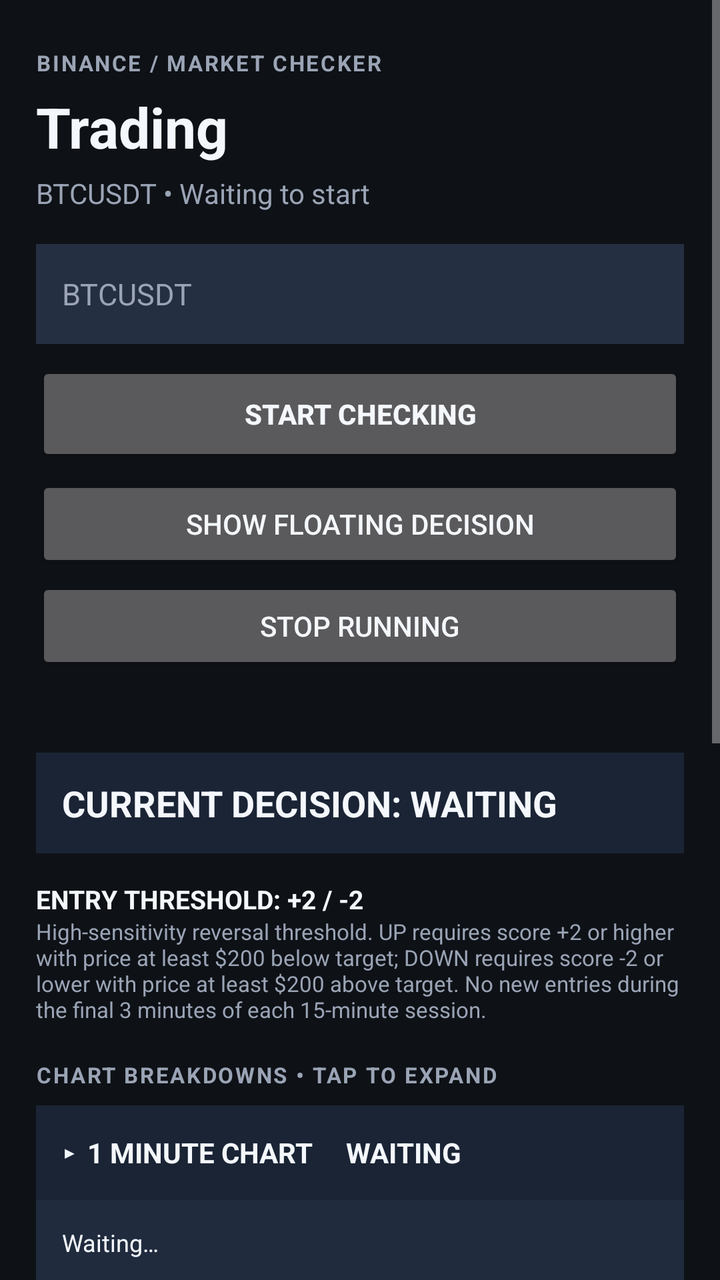
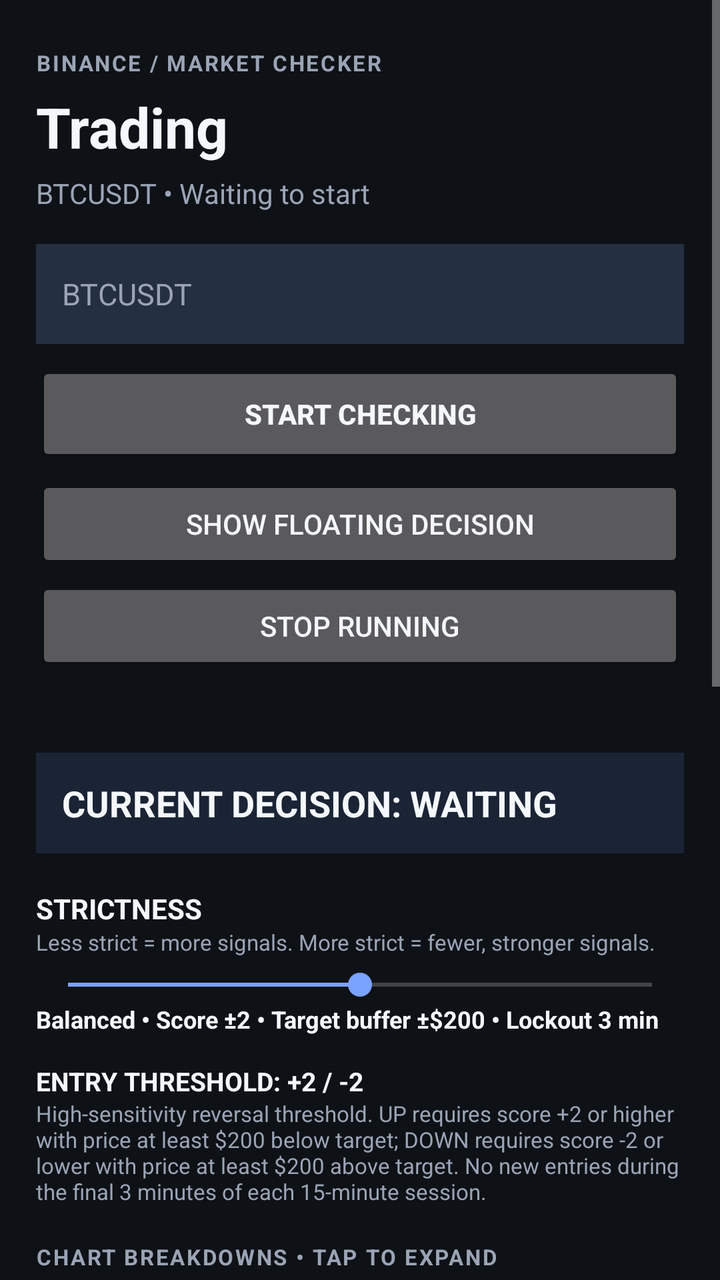

An Android layout rendered at two revisions. The XML below is the earlier revision; the diff shows what the commit changed to produce the second picture.
<!-- AndroidManifest.xml: application theme Theme.DecisionOverlay -->
<!-- res/layout/activity_main.xml -->
<?xml version="1.0" encoding="utf-8"?>
<ScrollView xmlns:android="http://schemas.android.com/apk/res/android" android:layout_width="match_parent" android:layout_height="match_parent" android:background="@color/bg" android:fillViewport="true" android:fitsSystemWindows="true" android:clipToPadding="false">
 <LinearLayout android:layout_width="match_parent" android:layout_height="wrap_content" android:orientation="vertical" android:paddingStart="18dp" android:paddingEnd="18dp" android:paddingTop="24dp" android:paddingBottom="44dp" android:fitsSystemWindows="true">
  <TextView android:layout_width="wrap_content" android:layout_height="wrap_content" android:text="BINANCE / MARKET CHECKER" android:textColor="@color/muted" android:textSize="11sp" android:textStyle="bold" android:letterSpacing="0.08"/>
  <TextView android:layout_width="match_parent" android:layout_height="wrap_content" android:layout_marginTop="6dp" android:text="@string/app_name" android:textColor="@color/text" android:textSize="28sp" android:textStyle="bold"/>
  <TextView android:id="@+id/symbolHeading" android:layout_width="match_parent" android:layout_height="wrap_content" android:layout_marginTop="5dp" android:text="BTCUSDT • Waiting to start" android:textColor="@color/muted" android:textSize="14sp"/>
  <EditText android:id="@+id/symbolInput" android:layout_width="match_parent" android:layout_height="50dp" android:layout_marginTop="16dp" android:background="#252F42" android:hint="BTCUSDT" android:importantForAutofill="no" android:inputType="textCapCharacters" android:paddingStart="13dp" android:paddingEnd="13dp" android:singleLine="true" android:textColor="@color/text" android:textColorHint="@color/muted" android:textSize="15sp"/>
  <Button android:id="@+id/startCheckButton" android:layout_width="match_parent" android:layout_height="52dp" android:layout_marginTop="9dp" android:text="START CHECKING" android:textStyle="bold"/>
  <Button android:id="@+id/startButton" android:layout_width="match_parent" android:layout_height="wrap_content" android:layout_marginTop="5dp" android:text="SHOW FLOATING DECISION"/>
  <Button android:id="@+id/stopButton" android:layout_width="match_parent" android:layout_height="wrap_content" android:layout_marginTop="3dp" android:text="STOP RUNNING"/>
  <TextView android:id="@+id/statusText" android:layout_width="match_parent" android:layout_height="wrap_content" android:layout_marginTop="8dp" android:textColor="@color/muted" android:textSize="12sp"/>
  <TextView android:id="@+id/overallStatus" android:layout_width="match_parent" android:layout_height="wrap_content" android:layout_marginTop="15dp" android:padding="13dp" android:background="#1A2435" android:text="CURRENT DECISION: WAITING" android:textColor="@color/text" android:textSize="18sp" android:textStyle="bold"/>
  <TextView android:id="@+id/thresholdLabel" android:layout_width="match_parent" android:layout_height="wrap_content" android:layout_marginTop="14dp" android:text="ENTRY THRESHOLD: +2 / -2" android:textColor="@color/text" android:textSize="13sp" android:textStyle="bold"/>
  <TextView android:layout_width="match_parent" android:layout_height="wrap_content" android:text="High-sensitivity reversal threshold. UP requires score +2 or higher with price at least $200 below target; DOWN requires score -2 or lower with price at least $200 above target. No new entries during the final 3 minutes of each 15-minute session." android:textColor="@color/muted" android:textSize="11sp"/>
  <TextView android:layout_width="match_parent" android:layout_height="wrap_content" android:layout_marginTop="18dp" android:text="CHART BREAKDOWNS • TAP TO EXPAND" android:textColor="@color/muted" android:textSize="11sp" android:textStyle="bold" android:letterSpacing="0.08"/>
  <TextView android:id="@+id/chart1mHeader" android:layout_width="match_parent" android:layout_height="wrap_content" android:layout_marginTop="8dp" android:padding="14dp" android:background="#1A2435" android:text="▸  1 MINUTE CHART     WAITING" android:textColor="@color/text" android:textSize="14sp" android:textStyle="bold"/>\n  <TextView android:id="@+id/chart1mBody" android:layout_width="match_parent" android:layout_height="wrap_content" android:padding="13dp" android:background="#202B3E" android:text="Waiting…" android:textColor="@color/text" android:textSize="12sp" android:lineSpacingExtra="3dp"/>\n  <TextView android:id="@+id/chart5Header" android:layout_width="match_parent" android:layout_height="wrap_content" android:layout_marginTop="8dp" android:padding="14dp" android:background="#1A2435" android:text="▸  5 MINUTE CHART     WAITING" android:textColor="@color/text" android:textSize="14sp" android:textStyle="bold"/>
  <TextView android:id="@+id/chart5Body" android:layout_width="match_parent" android:layout_height="wrap_content" android:padding="13dp" android:background="#202B3E" android:text="Waiting…" android:textColor="@color/text" android:textSize="12sp" android:lineSpacingExtra="3dp"/>
  <TextView android:id="@+id/chart15Header" android:layout_width="match_parent" android:layout_height="wrap_content" android:layout_marginTop="8dp" android:padding="14dp" android:background="#1A2435" android:text="▸  15 MINUTE CHART     WAITING" android:textColor="@color/text" android:textSize="14sp" android:textStyle="bold"/>
  <TextView android:id="@+id/chart15Body" android:layout_width="match_parent" android:layout_height="wrap_content" android:padding="13dp" android:background="#202B3E" android:text="Waiting…" android:textColor="@color/text" android:textSize="12sp" android:lineSpacingExtra="3dp"/>
  <Button android:id="@+id/refreshButton" android:layout_width="match_parent" android:layout_height="wrap_content" android:layout_marginTop="10dp" android:text="REFRESH ALL CHARTS"/>
  <TextView android:layout_width="match_parent" android:layout_height="wrap_content" android:layout_marginTop="18dp" android:text="PROBLEMS / BLOCKERS" android:textColor="@color/muted" android:textSize="11sp" android:textStyle="bold"/>
  <TextView android:id="@+id/problemsText" android:layout_width="match_parent" android:layout_height="wrap_content" android:layout_marginTop="7dp" android:padding="13dp" android:background="#1A2435" android:text="Press START CHECKING to begin." android:textColor="@color/text" android:textSize="12sp" android:lineSpacingExtra="3dp"/>
  <TextView android:layout_width="match_parent" android:layout_height="wrap_content" android:layout_marginTop="18dp" android:text="CONNECTION / ERROR LOG" android:textColor="@color/muted" android:textSize="11sp" android:textStyle="bold"/>
  <TextView android:id="@+id/logText" android:layout_width="match_parent" android:layout_height="wrap_content" android:layout_marginTop="7dp" android:padding="13dp" android:background="#1A2435" android:text="No checks have run yet." android:textColor="@color/text" android:textSize="11sp" android:lineSpacingExtra="3dp" android:textIsSelectable="true"/>
 </LinearLayout>
</ScrollView>
<!-- resources referenced by this layout -->
<resources>
  <color name="bg">#0E1116</color>
  <color name="muted">#9AA4B5</color>
  <color name="text">#F4F7FB</color>
  <string name="app_name">Trading</string>
  <style name="Theme.DecisionOverlay" parent="Theme.AppCompat.NoActionBar">
          <item name="android:statusBarColor">@color/bg</item>
          <item name="android:navigationBarColor">@color/bg</item>
          <item name="android:windowBackground">@color/bg</item>
          <item name="colorAccent">#7AA2FF</item>
          <item name="android:textColor">@color/text</item>
      </style>
</resources>

<!-- the commit's change to res/layout/activity_main.xml (unified diff, before → after) -->
@@ -10,6 +10,10 @@
   <Button android:id="@+id/stopButton" android:layout_width="match_parent" android:layout_height="wrap_content" android:layout_marginTop="3dp" android:text="STOP RUNNING"/>
   <TextView android:id="@+id/statusText" android:layout_width="match_parent" android:layout_height="wrap_content" android:layout_marginTop="8dp" android:textColor="@color/muted" android:textSize="12sp"/>
   <TextView android:id="@+id/overallStatus" android:layout_width="match_parent" android:layout_height="wrap_content" android:layout_marginTop="15dp" android:padding="13dp" android:background="#1A2435" android:text="CURRENT DECISION: WAITING" android:textColor="@color/text" android:textSize="18sp" android:textStyle="bold"/>
+  <TextView android:layout_width="match_parent" android:layout_height="wrap_content" android:layout_marginTop="18dp" android:text="STRICTNESS" android:textColor="@color/text" android:textSize="14sp" android:textStyle="bold"/>
+  <TextView android:layout_width="match_parent" android:layout_height="wrap_content" android:text="Less strict = more signals. More strict = fewer, stronger signals." android:textColor="@color/muted" android:textSize="11sp"/>
+  <SeekBar android:id="@+id/strictnessSlider" android:layout_width="match_parent" android:layout_height="wrap_content" android:layout_marginTop="5dp" android:max="4" android:progress="2"/>
+  <TextView android:id="@+id/strictnessDescription" android:layout_width="match_parent" android:layout_height="wrap_content" android:text="Balanced • Score ±2 • Target buffer ±$200 • Lockout 3 min" android:textColor="@color/text" android:textSize="12sp" android:textStyle="bold"/>
   <TextView android:id="@+id/thresholdLabel" android:layout_width="match_parent" android:layout_height="wrap_content" android:layout_marginTop="14dp" android:text="ENTRY THRESHOLD: +2 / -2" android:textColor="@color/text" android:textSize="13sp" android:textStyle="bold"/>
   <TextView android:layout_width="match_parent" android:layout_height="wrap_content" android:text="High-sensitivity reversal threshold. UP requires score +2 or higher with price at least $200 below target; DOWN requires score -2 or lower with price at least $200 above target. No new entries during the final 3 minutes of each 15-minute session." android:textColor="@color/muted" android:textSize="11sp"/>
   <TextView android:layout_width="match_parent" android:layout_height="wrap_content" android:layout_marginTop="18dp" android:text="CHART BREAKDOWNS • TAP TO EXPAND" android:textColor="@color/muted" android:textSize="11sp" android:textStyle="bold" android:letterSpacing="0.08"/>
